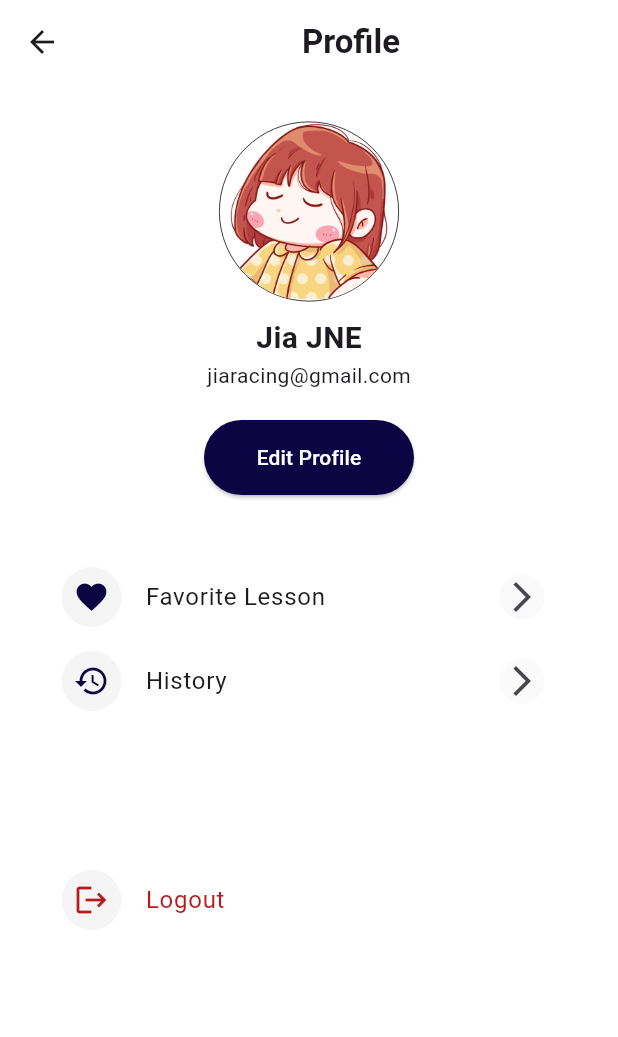
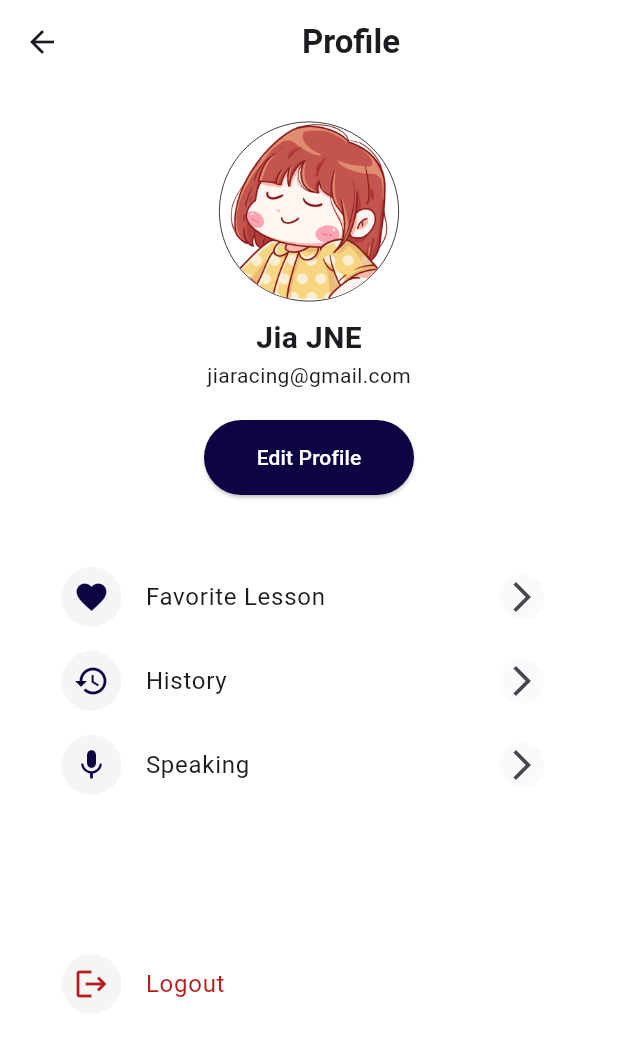
Before and after one commit to andraalayubi/learn-toefl-fork, a Flutter app: the ProfilPage screen opened directly, on a phone screen of 412 x 824 dp. Shown: the top 1037 px of the screen. Run offline on Flutter 3.47's test engine with Material 3 defaults, Android fonts, the phone set to English and light mode, and no system bars; our stand-ins replace audioplayers, curved_navigation_bar, fluttertoast, get, google_fonts, shared_preferences and 2 more; missing offline and left inert: translator; accounts and stored records are empty.

Commit message:
speaking test accuracy

```diff
--- a/lib/pages/exercise/exercise.dart
+++ b/lib/pages/exercise/exercise.dart
@@ -188,6 +188,7 @@ class _Exercise extends State<Exercise> {
     int levelDone,
     int totalLevels,
   ) {
+
     return Padding(
       padding: const EdgeInsets.symmetric(horizontal: 5.0),
       child: Card(
@@ -294,6 +295,7 @@ class _Exercise extends State<Exercise> {
           ),
         ),
       ),
+
     );
   }
 
--- a/lib/pages/profile.dart
+++ b/lib/pages/profile/profile.dart
@@ -1,5 +1,6 @@
 import 'package:flutter/material.dart';
-import 'package:learn_toefl/pages/update_profile.dart';
+import 'package:learn_toefl/pages/profile/update_profile.dart';
+import 'package:learn_toefl/pages/test_speaking.dart';
 
 class ProfilPage extends StatefulWidget {
   const ProfilPage({super.key});
@@ -15,7 +16,7 @@ class _ProfilPageState extends State<ProfilPage> {
       backgroundColor: Colors.white,
       appBar: AppBar(
         backgroundColor: Colors.white,
-        title: Center(
+        title: const Center(
           child: Text(
             'Profile',
             style: TextStyle(fontWeight: FontWeight.bold),
@@ -24,7 +25,7 @@ class _ProfilPageState extends State<ProfilPage> {
       ),
       body: SingleChildScrollView(
         child: Container(
-          padding: EdgeInsets.all(25),
+          padding: const EdgeInsets.all(25),
           child: Column(
             children: [
               SizedBox(
@@ -40,7 +41,7 @@ class _ProfilPageState extends State<ProfilPage> {
                   ),
                 ),
               ),
-              SizedBox(
+              const SizedBox(
                 height: 10,
               ),
               Text(
@@ -51,7 +52,7 @@ class _ProfilPageState extends State<ProfilPage> {
                 'jiaracing@gmail.com',
                 style: TextStyle(fontSize: 14, fontWeight: FontWeight.normal),
               ),
-              SizedBox(
+              const SizedBox(
                 height: 20,
               ),
               SizedBox(
@@ -64,19 +65,19 @@ class _ProfilPageState extends State<ProfilPage> {
                         MaterialPageRoute(
                             builder: (context) => UpdateProfile()));
                   },
-                  child: Text(
+                  style: ElevatedButton.styleFrom(
+                    backgroundColor: const Color(0xFF0D0443),
+                  ),
+                  child: const Text(
                     'Edit Profile',
                     style: TextStyle(color: Colors.white),
                   ),
-                  style: ElevatedButton.styleFrom(
-                    backgroundColor: const Color(0xFF0D0443),
-                  ),
                 ),
               ),
-              SizedBox(
+              const SizedBox(
                 height: 30,
               ),
-              SizedBox(
+              const SizedBox(
                 height: 10,
               ),
               ListTile(
@@ -87,12 +88,12 @@ class _ProfilPageState extends State<ProfilPage> {
                     borderRadius: BorderRadius.circular(100),
                     color: Colors.grey[100],
                   ),
-                  child: Icon(
+                  child: const Icon(
                     Icons.favorite,
                     color: Color(0xFF0D0443),
                   ),
                 ),
-                title: Text('Favorite Lesson'),
+                title: const Text('Favorite Lesson'),
                 trailing: Container(
                   width: 30,
                   height: 30,
@@ -100,7 +101,7 @@ class _ProfilPageState extends State<ProfilPage> {
                     borderRadius: BorderRadius.circular(100),
                     color: Colors.grey[50],
                   ),
-                  child: Icon(Icons.arrow_forward_ios_sharp),
+                  child: const Icon(Icons.arrow_forward_ios_sharp),
                 ),
               ),
               ListTile(
@@ -116,7 +117,7 @@ class _ProfilPageState extends State<ProfilPage> {
                     color: Color(0xFF0D0443),
                   ),
                 ),
-                title: Text('History'),
+                title: const Text('History'),
                 trailing: Container(
                   width: 30,
                   height: 30,
@@ -124,10 +125,40 @@ class _ProfilPageState extends State<ProfilPage> {
                     borderRadius: BorderRadius.circular(100),
                     color: Colors.grey[50],
                   ),
-                  child: Icon(Icons.arrow_forward_ios_sharp),
+                  child: const Icon(Icons.arrow_forward_ios_sharp),
                 ),
               ),
-              SizedBox(
+              GestureDetector(
+                onTap: () {
+                  Navigator.push(context,
+                      MaterialPageRoute(builder: (context) => const SpeakingTest()));
+                },
+                child: ListTile(
+                  leading: Container(
+                    width: 40,
+                    height: 40,
+                    decoration: BoxDecoration(
+                      borderRadius: BorderRadius.circular(100),
+                      color: Colors.grey[100],
+                    ),
+                    child: const Icon(
+                      Icons.mic,
+                      color: Color(0xFF0D0443),
+                    ),
+                  ),
+                  title: const Text('Speaking'),
+                  trailing: Container(
+                    width: 30,
+                    height: 30,
+                    decoration: BoxDecoration(
+                      borderRadius: BorderRadius.circular(100),
+                      color: Colors.grey[50],
+                    ),
+                    child: const Icon(Icons.arrow_forward_ios_sharp),
+                  ),
+                ),
+              ),
+              const SizedBox(
                 height: 90,
               ),
               ListTile(
--- a/lib/widget/bottom_navigation.dart
+++ b/lib/widget/bottom_navigation.dart
@@ -2,7 +2,7 @@ import 'package:curved_navigation_bar/curved_navigation_bar.dart';
 import 'package:flutter/material.dart';
 import 'package:learn_toefl/pages/exercise/exercise.dart';
 import 'package:learn_toefl/pages/home/home_page.dart';
-import 'package:learn_toefl/pages/profile.dart';
+import 'package:learn_toefl/pages/profile/profile.dart';
 import 'package:learn_toefl/utilities.dart';
 
 class BottomNavigation extends StatefulWidget {
--- a/pubspec.yaml
+++ b/pubspec.yaml
@@ -20,6 +20,10 @@ dependencies:
   translator: ^1.0.0
   fluttertoast: ^8.2.5
   shared_preferences: ^2.2.3
+  get: ^4.6.6
+  speech_to_text: ^6.6.0
+
+
 
 
 
```
Also changed, not shown: lib/pages/test_speaking.dart (added, +162 -0 lines), lib/pages/translate.dart (+5 -5 lines), lib/pages/profile/update_profile.dart (renamed from lib/pages/update_profile.dart), pubspec.lock, 3 other files.
